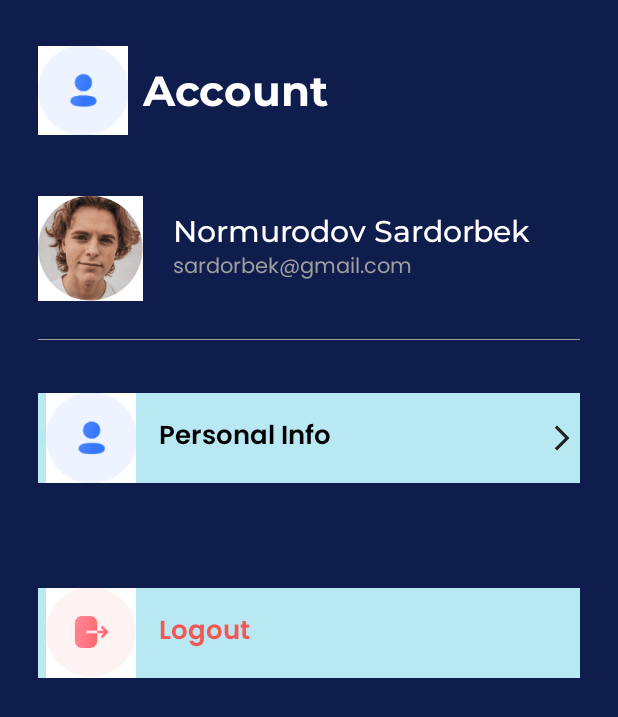
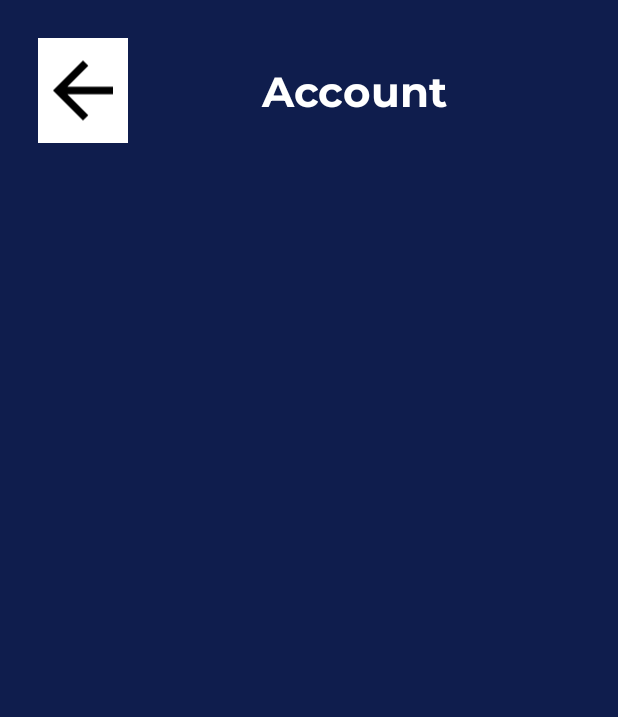
Before and after one commit to SN-20061230/HandyBook2, an Android app: the AccountFragment screen opened through its navigation route, on a phone screen of 412 x 824 dp. Shown: the top 717 px of the screen. Run offline under Robolectric (Android 15) with nearby library versions, the phone set to English and light mode, and no system bars.

Commit message:
next commit

```diff
--- a/app/src/main/java/com/example/handybook2/model/Book.kt
+++ b/app/src/main/java/com/example/handybook2/model/Book.kt
@@ -11,7 +11,6 @@ data class Book(
     var price: String,
     var img: Int,
     var genreName: String,
-    var reviews: ArrayList<Review>?,
     var isSaved: Boolean = false,
     var isWish: Boolean = false,
 ) : java.io.Serializable
--- a/app/src/main/res/layout/fragment_account.xml
+++ b/app/src/main/res/layout/fragment_account.xml
@@ -1,5 +1,6 @@
 <?xml version="1.0" encoding="utf-8"?>
-<LinearLayout xmlns:android="http://schemas.android.com/apk/res/android"
+<androidx.constraintlayout.widget.ConstraintLayout xmlns:android="http://schemas.android.com/apk/res/android"
+    xmlns:app="http://schemas.android.com/apk/res-auto"
     xmlns:tools="http://schemas.android.com/tools"
     android:layout_width="match_parent"
     android:layout_height="match_parent"
@@ -8,144 +9,160 @@
     android:padding="25dp"
     tools:context=".fragments.AccountFragment">
 
-    <LinearLayout
+    <androidx.constraintlayout.widget.ConstraintLayout
         android:layout_width="match_parent"
         android:layout_height="wrap_content"
-        android:gravity="center_vertical">
+        android:gravity="center_vertical"
+        app:layout_constraintEnd_toEndOf="parent"
+        app:layout_constraintStart_toStartOf="parent"
+        app:layout_constraintTop_toTopOf="parent">
 
         <ImageView
+            android:id="@+id/imageView2"
             android:layout_width="60dp"
             android:layout_height="70dp"
+
             android:adjustViewBounds="true"
-
-            android:src="@drawable/personal_info" />
+            android:src="@drawable/arrow_back"
+            android:background="@color/white"
+            app:layout_constraintBottom_toBottomOf="parent"
+            app:layout_constraintStart_toStartOf="parent"
+            app:layout_constraintTop_toTopOf="parent" />
 
         <TextView
             android:layout_width="wrap_content"
             android:layout_height="wrap_content"
-            android:layout_marginStart="10dp"
             android:fontFamily="@font/montserrat_bold"
             android:text="Account"
+            android:textAlignment="center"
             android:textColor="@color/white"
-            android:textSize="28sp" />
+            android:textSize="28sp"
+            app:layout_constraintBottom_toBottomOf="parent"
+            app:layout_constraintEnd_toEndOf="parent"
+            app:layout_constraintStart_toEndOf="@+id/imageView2"
+            app:layout_constraintTop_toTopOf="parent" />
 
-    </LinearLayout>
+    </androidx.constraintlayout.widget.ConstraintLayout>
 
-    <LinearLayout
-        android:layout_width="match_parent"
-        android:layout_height="wrap_content"
-        android:layout_marginTop="35dp"
-        android:gravity="center_vertical">
+<!--    <LinearLayout-->
+<!--        android:layout_width="match_parent"-->
+<!--        android:layout_height="wrap_content"-->
+<!--        android:layout_marginTop="35dp"-->
+<!--        android:gravity="center_vertical">-->
 
-        <ImageView
-            android:layout_width="70dp"
-            android:layout_height="70dp"
-            android:adjustViewBounds="true"
-            android:scaleType="centerCrop"
-            android:src="@drawable/boy" />
+<!--        <ImageView-->
+<!--            android:layout_width="70dp"-->
+<!--            android:layout_height="70dp"-->
+<!--            android:adjustViewBounds="true"-->
+<!--            android:scaleType="centerCrop"-->
+<!--            android:src="@drawable/boy" />-->
 
-        <LinearLayout
-            android:layout_width="wrap_content"
-            android:layout_height="wrap_content"
-            android:layout_marginStart="20dp"
-            android:orientation="vertical">
+<!--        <LinearLayout-->
+<!--            android:layout_width="wrap_content"-->
+<!--            android:layout_height="wrap_content"-->
+<!--            android:layout_marginStart="20dp"-->
+<!--            android:orientation="vertical">-->
 
-            <TextView
-                android:id="@+id/personName"
-                android:layout_width="wrap_content"
-                android:layout_height="wrap_content"
-                android:fontFamily="@font/montserrat_medium"
-                android:text="Normurodov Sardorbek"
-                android:textColor="@color/white"
-                android:textSize="20sp" />
+<!--            <TextView-->
+<!--                android:id="@+id/personName"-->
+<!--                android:layout_width="wrap_content"-->
+<!--                android:layout_height="wrap_content"-->
+<!--                android:fontFamily="@font/montserrat_medium"-->
+<!--                android:text="Normurodov Sardorbek"-->
+<!--                android:textColor="@color/white"-->
+<!--                android:textSize="20sp" />-->
 
-            <TextView
-                android:id="@+id/personEmail"
-                android:layout_width="wrap_content"
-                android:layout_height="wrap_content"
-                android:fontFamily="@font/pop_400"
-                android:text="sardorbek@gmail.com"
-                android:textColor="@color/hintTextColor" />
-        </LinearLayout>
+<!--            <TextView-->
+<!--                android:id="@+id/personEmail"-->
+<!--                android:layout_width="wrap_content"-->
+<!--                android:layout_height="wrap_content"-->
+<!--                android:fontFamily="@font/pop_400"-->
+<!--                android:text="sardorbek@gmail.com"-->
+<!--                android:textColor="@color/hintTextColor" />-->
+<!--        </LinearLayout>-->
 
-    </LinearLayout>
+<!--    </LinearLayout>-->
 
-    <LinearLayout
-        android:layout_width="match_parent"
-        android:layout_marginTop="25dp"
-        android:layout_height="0.7dp"
-        android:background="@color/hintTextColor"/>
+<!--    <LinearLayout-->
+<!--        android:layout_width="match_parent"-->
+<!--        android:layout_marginTop="25dp"-->
+<!--        android:layout_height="0.7dp"-->
+<!--        android:background="@color/hintTextColor"/>-->
 
-    <LinearLayout
-        android:clickable="true"
-        android:focusable="true"
-        android:stateListAnimator="@drawable/my_animator"
-        android:id="@+id/personalInfo"
-        android:layout_width="match_parent"
-        android:layout_height="wrap_content"
-        android:backgroundTint="#B8E8F2"
-        android:layout_marginTop="35dp"
-        android:gravity="center_vertical"
-        android:orientation="horizontal"
-        android:paddingStart="5dp">
+<!--    <LinearLayout-->
+<!--        android:clickable="true"-->
+<!--        android:focusable="true"-->
+<!--        android:stateListAnimator="@drawable/my_animator"-->
+<!--        android:id="@+id/personalInfo"-->
+<!--        android:layout_width="match_parent"-->
+<!--        android:layout_height="wrap_content"-->
+<!--        android:backgroundTint="#B8E8F2"-->
+<!--        android:layout_marginTop="35dp"-->
+<!--        android:gravity="center_vertical"-->
+<!--        android:orientation="horizontal"-->
+<!--        android:paddingStart="5dp">-->
 
-        <ImageView
-            android:layout_width="60dp"
-            android:layout_height="60dp"
-            android:adjustViewBounds="true"
-            android:scaleType="centerCrop"
-            android:src="@drawable/personal_info" />
+<!--        <ImageView-->
+<!--            android:layout_width="60dp"-->
+<!--            android:layout_height="60dp"-->
+<!--            android:adjustViewBounds="true"-->
+<!--            android:scaleType="centerCrop"-->
+<!--            android:src="@drawable/personal_info" />-->
 
-        <TextView
-            android:layout_width="wrap_content"
-            android:layout_height="wrap_content"
-            android:fontFamily="@font/pop_600"
-            android:text="Personal Info"
-            android:layout_marginStart="15dp"
-            android:textColor="@color/black"
-            android:textSize="17sp" />
+<!--        <TextView-->
+<!--            android:layout_width="wrap_content"-->
+<!--            android:layout_height="wrap_content"-->
+<!--            android:fontFamily="@font/pop_600"-->
+<!--            android:text="Personal Info"-->
+<!--            android:layout_marginStart="15dp"-->
+<!--            android:textColor="@color/black"-->
+<!--            android:textSize="17sp" />-->
 
-        <Space
-            android:layout_width="0dp"
-            android:layout_height="0dp"
-            android:layout_weight="1"/>
+<!--        <Space-->
+<!--            android:layout_width="0dp"-->
+<!--            android:layout_height="0dp"-->
+<!--            android:layout_weight="1"/>-->
 
-        <ImageView
-            android:layout_width="wrap_content"
-            android:layout_height="20dp"
-            android:src="@drawable/my_arrow"/>
+<!--        <ImageView-->
+<!--            android:layout_width="wrap_content"-->
+<!--            android:layout_height="20dp"-->
+<!--            android:src="@drawable/my_arrow"/>-->
 
-    </LinearLayout>
+<!--    </LinearLayout>-->
 
-    <LinearLayout
-        android:id="@+id/logOutBtn"
-        android:layout_width="match_parent"
-        android:layout_height="wrap_content"
-        android:layout_marginTop="70dp"
-        android:backgroundTint="#B8E8F2"
-        style="@style/RoundedCorner"
-        android:gravity="center_vertical"
-        android:clickable="true"
-        android:focusable="true"
-        android:stateListAnimator="@drawable/my_animator"
-        android:orientation="horizontal"
-        android:paddingStart="5dp">
+<!--    <LinearLayout-->
+<!--        android:id="@+id/logOutBtn"-->
+<!--        android:layout_width="match_parent"-->
+<!--        android:layout_height="wrap_content"-->
+<!--        android:layout_marginTop="70dp"-->
+<!--        android:backgroundTint="#B8E8F2"-->
+<!--        style="@style/RoundedCorner"-->
+<!--        android:gravity="center_vertical"-->
+<!--        android:clickable="true"-->
+<!--        android:focusable="true"-->
+<!--        android:stateListAnimator="@drawable/my_animator"-->
+<!--        android:orientation="horizontal"-->
+<!--        android:paddingStart="5dp">-->
 
-        <ImageView
-            android:layout_width="60dp"
-            android:layout_height="60dp"
-            android:adjustViewBounds="true"
-            android:scaleType="centerCrop"
-            android:src="@drawable/logout" />
+<!--        <ImageView-->
+<!--            android:layout_width="60dp"-->
+<!--            android:layout_height="60dp"-->
+<!--            android:adjustViewBounds="true"-->
+<!--            android:scaleType="centerCrop"-->
+<!--            android:src="@drawable/logout" />-->
 
-        <TextView
-            android:layout_width="wrap_content"
-            android:layout_height="wrap_content"
-            android:fontFamily="@font/pop_600"
-            android:text="Logout"
-            android:layout_marginStart="15dp"
-            android:textColor="#F85555"
-            android:textSize="17sp" />
-    </LinearLayout>
+<!--        <TextView-->
+<!--            android:layout_width="wrap_content"-->
+<!--            android:layout_height="wrap_content"-->
+<!--            android:fontFamily="@font/pop_600"-->
+<!--            android:text="Logout"-->
+<!--            android:layout_marginStart="15dp"-->
+<!--            android:textColor="#F85555"-->
+<!--            android:textSize="17sp" />-->
+<!--    </LinearLayout>-->
 
-</LinearLayout>
+
+
+
+
+</androidx.constraintlayout.widget.ConstraintLayout>
--- a/app/src/main/res/layout/fragment_home.xml
+++ b/app/src/main/res/layout/fragment_home.xml
@@ -145,14 +145,14 @@
 
             <com.airbnb.lottie.LottieAnimationView
                 android:id="@+id/box1"
-                android:layout_width="180dp"
+                android:layout_width="match_parent"
                 android:layout_height="180dp"
                 android:layout_marginTop="5dp"
                 android:adjustViewBounds="true"
                 android:visibility="gone"
                 app:lottie_autoPlay="true"
                 app:lottie_loop="true"
-                app:lottie_rawRes="@raw/box" />
+                app:lottie_rawRes="@raw/animation" />
 
             <TextView
                 android:id="@+id/textView4"
@@ -174,7 +174,7 @@
                 android:visibility="gone"
                 app:lottie_autoPlay="true"
                 app:lottie_loop="true"
-                app:lottie_rawRes="@raw/box" />
+                app:lottie_rawRes="@raw/animation" />
 
             <androidx.recyclerview.widget.RecyclerView
                 android:id="@+id/wishlistRecycler"
```
Also changed, not shown: app/src/main/java/com/example/handybook2/books/BookApi.kt (+58 -48 lines), app/src/main/java/com/example/handybook2/fragments/HomeFragment.kt (+12 -10 lines), app/src/main/res/raw/animation.json (added, +1 -0 lines).
